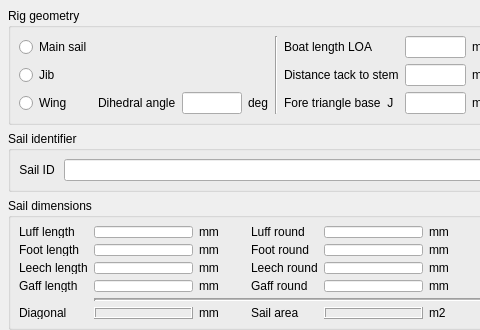
This is src/formdefbase.ui in sailcut/sailcut as Qt 5 draws it before an edit; both pictures show x 0 to 480 and y 0 to 330 of the 735 by 504 pixel window. The edited form follows.
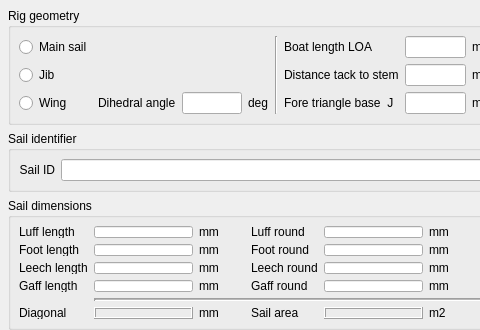
This is the edited form.

Patch:
```diff
--- a/src/formdefbase.ui
+++ b/src/formdefbase.ui
@@ -809,7 +809,7 @@
       <item row="0" column="0" >
        <widget class="QLabel" name="lbl7" >
         <property name="text" >
-         <string>Sail ID </string>
+         <string>Sail ID</string>
         </property>
         <property name="alignment" >
          <set>Qt::AlignRight|Qt::AlignTrailing|Qt::AlignVCenter</set>
```
Left out of the diff: 83 changed lines with no effect on the pictures.
